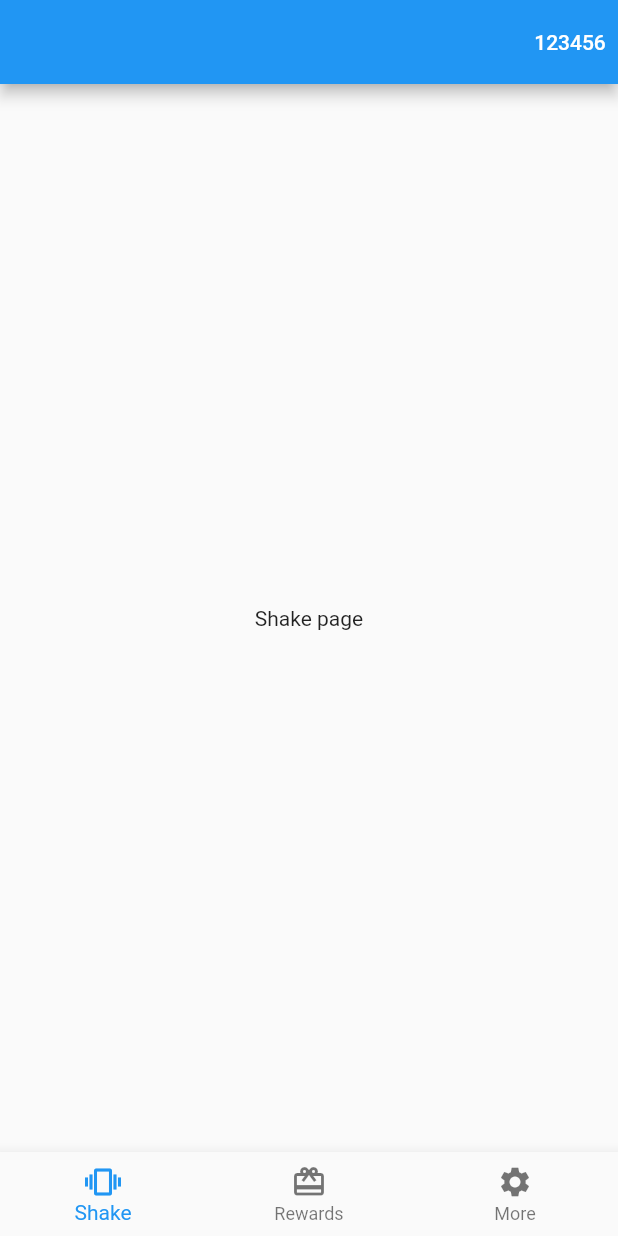
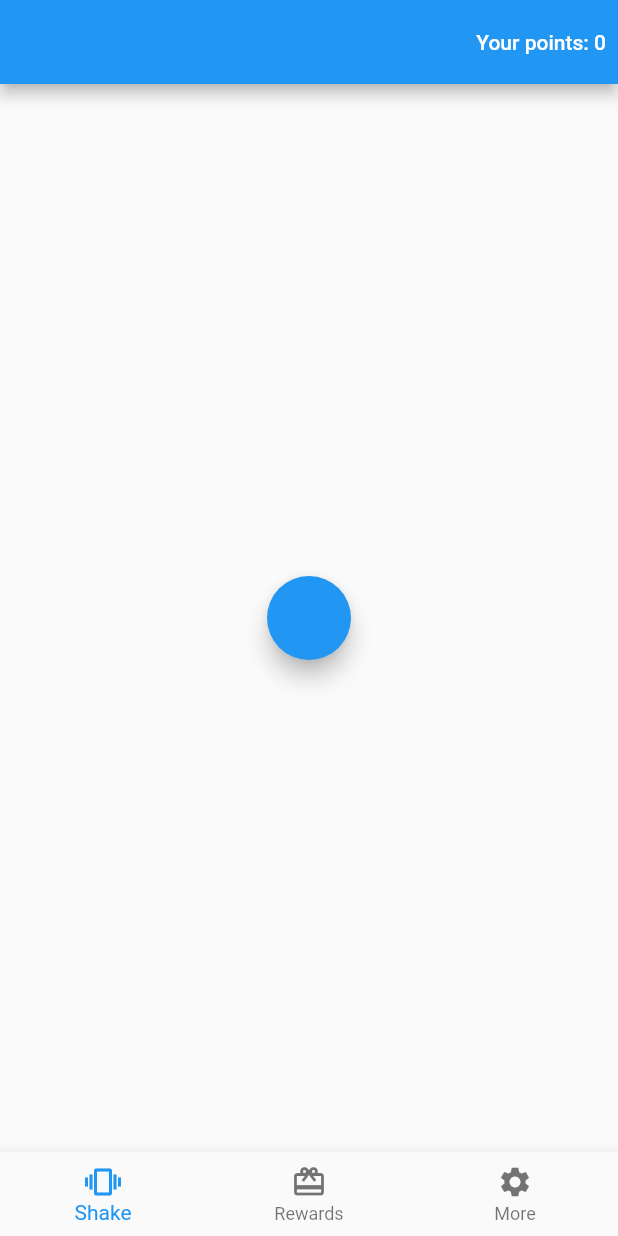
Before and after one commit to ShouShou92410/ShakEat, a Flutter app: the screen it shows after launch, on a phone screen of 412 x 824 dp. Run offline on Flutter 3.47's test engine with Material 2 defaults, Android fonts, the phone set to English and light mode, and no system bars.

Commit message:
Add basic points adding function with state management

```diff
--- a/lib/main.dart
+++ b/lib/main.dart
@@ -1,4 +1,6 @@
 import 'package:flutter/material.dart';
+import 'package:provider/provider.dart';
+import 'package:shake_and_eat/model/user.dart';
 import 'widget/main_navigator.dart';
 
 void main() {
@@ -26,7 +28,10 @@ class MyApp extends StatelessWidget {
         // is not restarted.
         primarySwatch: Colors.blue,
       ),
-      home: const MainNavigator(),
+      home: ChangeNotifierProvider(
+        create: (context) => User(),
+        child: const MainNavigator(),
+      ),
     );
   }
 }
--- /dev/null
+++ b/lib/model/user.dart
@@ -0,0 +1,10 @@
+import 'package:flutter/foundation.dart';
+
+class User extends ChangeNotifier {
+  int points = 0;
+
+  void AddPoints(int points) {
+    this.points += points;
+    notifyListeners();
+  }
+}
--- a/lib/widget/main_navigator.dart
+++ b/lib/widget/main_navigator.dart
@@ -1,4 +1,6 @@
 import 'package:flutter/material.dart';
+import 'package:provider/provider.dart';
+import 'package:shake_and_eat/model/user.dart';
 import 'shake/shake.dart';
 import 'reward/reward.dart';
 import 'misc/misc.dart';
@@ -36,10 +38,16 @@ class _MainNavigatorState extends State<MainNavigator> {
     return Scaffold(
       appBar: AppBar(
         actions: <Widget>[
-          TextButton(
-            style: style,
-            onPressed: () {},
-            child: const Text("123456"),
+          Consumer<User>(
+            builder: (BuildContext context, user, Widget? child) {
+              return TextButton(
+                style: style,
+                onPressed: () {},
+                child: Text(
+                  "Your points: ${user.points}",
+                ),
+              );
+            },
           )
         ],
       ),
--- a/lib/widget/shake/shake.dart
+++ b/lib/widget/shake/shake.dart
@@ -1,4 +1,6 @@
 import 'package:flutter/material.dart';
+import 'package:provider/provider.dart';
+import 'package:shake_and_eat/model/user.dart';
 
 class Shake extends StatefulWidget {
   const Shake({Key? key}) : super(key: key);
@@ -10,6 +12,8 @@ class Shake extends StatefulWidget {
 class _ShakeState extends State<Shake> {
   @override
   Widget build(BuildContext context) {
-    return const Text("Shake page");
+    return FloatingActionButton(
+      onPressed: () => Provider.of<User>(context, listen: false).AddPoints(10),
+    );
   }
 }
```
